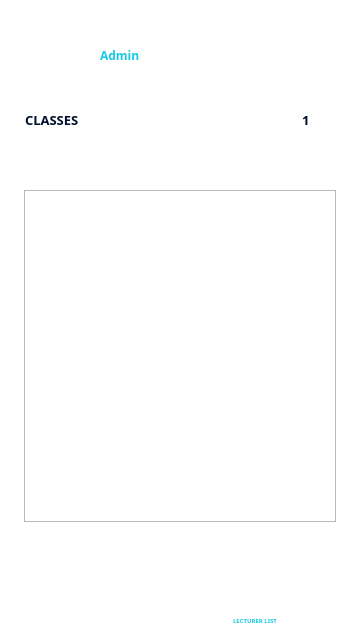
First picture: the form in admin_lecturers_list.ui, repository IamLevin40/Presence-Admin, before the edit.
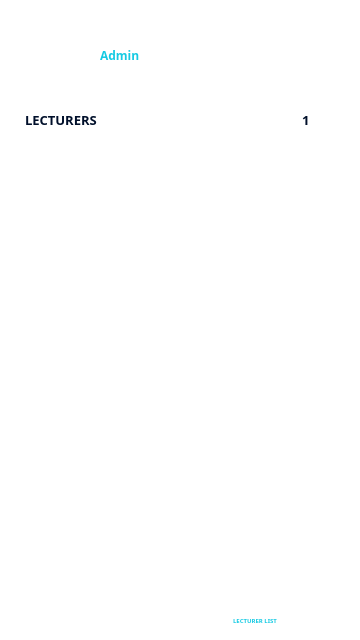
Second picture: the form after the edit. Icons and pictures are not drawn.

Commit message: added CRUD for LecturerInfo

Diff of the .ui file:
```diff
--- a/admin_lecturers_list.ui
+++ b/admin_lecturers_list.ui
@@ -237,7 +237,7 @@
 }</string>
     </property>
     <property name="text">
-     <string>CLASSES</string>
+     <string>LECTURERS</string>
     </property>
    </widget>
    <widget class="QGroupBox" name="footerGroup">
@@ -752,57 +752,6 @@
      </widget>
     </widget>
    </widget>
-   <widget class="QScrollArea" name="lecturersListArea">
-    <property name="geometry">
-     <rect>
-      <x>24</x>
-      <y>190</y>
-      <width>312</width>
-      <height>332</height>
-     </rect>
-    </property>
-    <property name="styleSheet">
-     <string notr="true"/>
-    </property>
-    <property name="widgetResizable">
-     <bool>true</bool>
-    </property>
-    <property name="alignment">
-     <set>Qt::AlignCenter</set>
-    </property>
-    <widget class="QWidget" name="contents">
-     <property name="geometry">
-      <rect>
-       <x>0</x>
-       <y>0</y>
-       <width>310</width>
-       <height>330</height>
-      </rect>
-     </property>
-     <property name="styleSheet">
-      <string notr="true">QWidget #contents {
-	background-color: #FFFFFF;
-}</string>
-     </property>
-     <layout class="QVBoxLayout" name="verticalLayout">
-      <property name="spacing">
-       <number>0</number>
-      </property>
-      <property name="leftMargin">
-       <number>0</number>
-      </property>
-      <property name="topMargin">
-       <number>0</number>
-      </property>
-      <property name="rightMargin">
-       <number>0</number>
-      </property>
-      <property name="bottomMargin">
-       <number>0</number>
-      </property>
-     </layout>
-    </widget>
-   </widget>
    <widget class="QGroupBox" name="pageGroup">
     <property name="geometry">
      <rect>
@@ -904,6 +853,26 @@
      </property>
     </widget>
    </widget>
+   <widget class="QGroupBox" name="lecturersListArea">
+    <property name="geometry">
+     <rect>
+      <x>25</x>
+      <y>190</y>
+      <width>310</width>
+      <height>330</height>
+     </rect>
+    </property>
+    <property name="styleSheet">
+     <string notr="true">QGroupBox {
+	border: 0px;
+	border-radius: 0px;
+	background: none;
+}</string>
+    </property>
+    <property name="title">
+     <string/>
+    </property>
+   </widget>
    <zorder>headerGroup</zorder>
    <zorder>titleLabel</zorder>
    <zorder>filterGroup</zorder>
```
Left out of the diff: 6 changed lines with no effect on the pictures. The commit also changes 30 other files.
